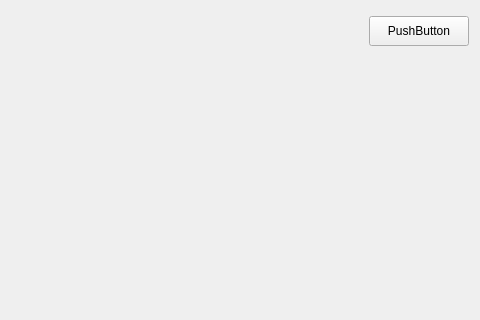
Before: the Qt Designer form pans/guardwidget.ui in YCW-256/hospital_doctor_part, drawn with Qt 5; both pictures show x 416 to 896 and y 0 to 320 of the 896 by 650 pixel window.
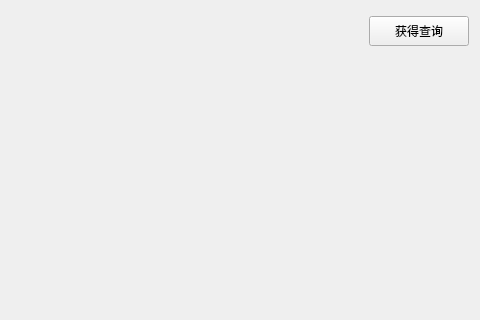
After: the same form once the commit is applied.

What changed in the file:
```diff
--- a/pans/guardwidget.ui
+++ b/pans/guardwidget.ui
@@ -66,7 +66,7 @@
           </size>
          </property>
          <property name="text">
-          <string>PushButton</string>
+          <string>获得查询</string>
          </property>
         </widget>
        </item>
```
